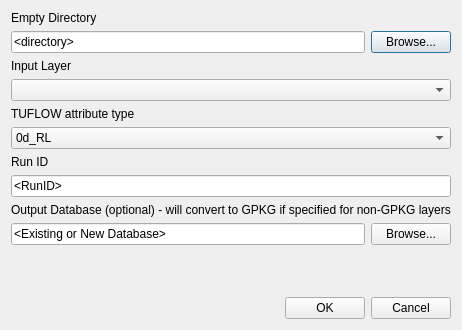
Old version of the form tuflow/forms/ui_tuflowqgis_insert_tuflow_attributes.ui in the repository TUFLOW-Support/QGIS-TUFLOW-Plugin.
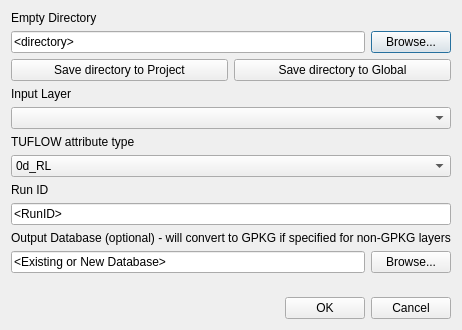
New version of the form.

What changed in the file:
```diff
--- a/tuflow/forms/ui_tuflowqgis_insert_tuflow_attributes.ui
+++ b/tuflow/forms/ui_tuflowqgis_insert_tuflow_attributes.ui
@@ -53,6 +53,24 @@
        </item>
       </layout>
      </item>
+     <item>
+      <layout class="QHBoxLayout" name="horizontalLayout_4">
+       <item>
+        <widget class="QPushButton" name="pbSaveToProject">
+         <property name="text">
+          <string>Save directory to Project</string>
+         </property>
+        </widget>
+       </item>
+       <item>
+        <widget class="QPushButton" name="pbSaveToGlobal">
+         <property name="text">
+          <string>Save directory to Global</string>
+         </property>
+        </widget>
+       </item>
+      </layout>
+     </item>
      <item>
       <widget class="QLabel" name="label3_2">
        <property name="text">
```
